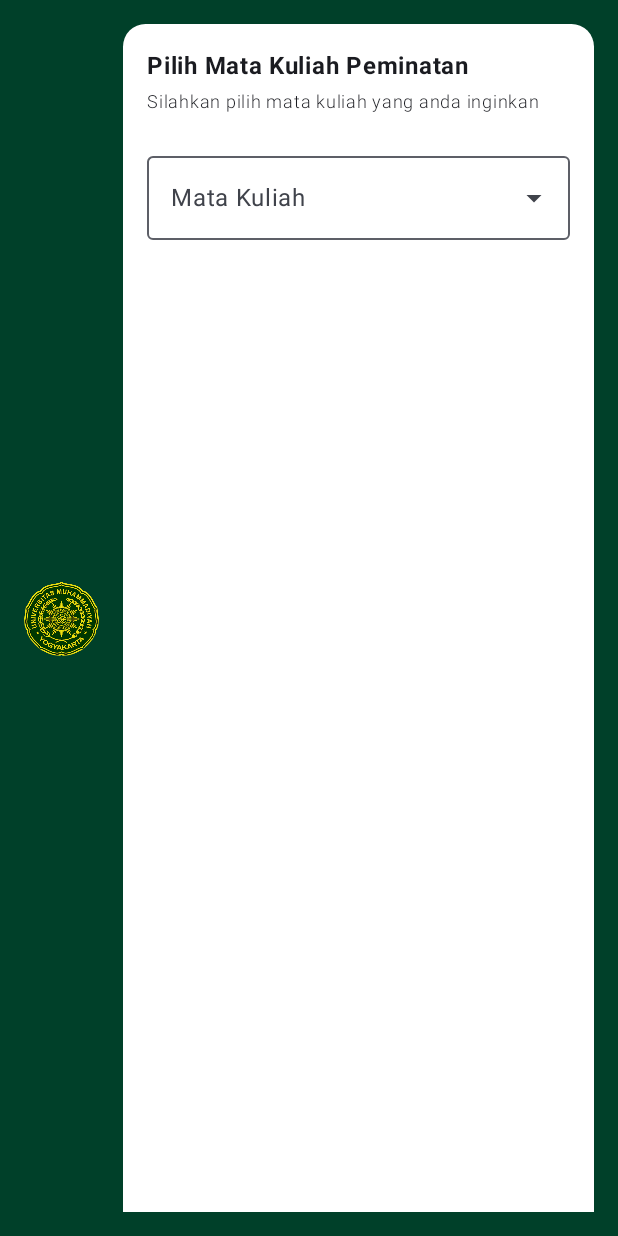
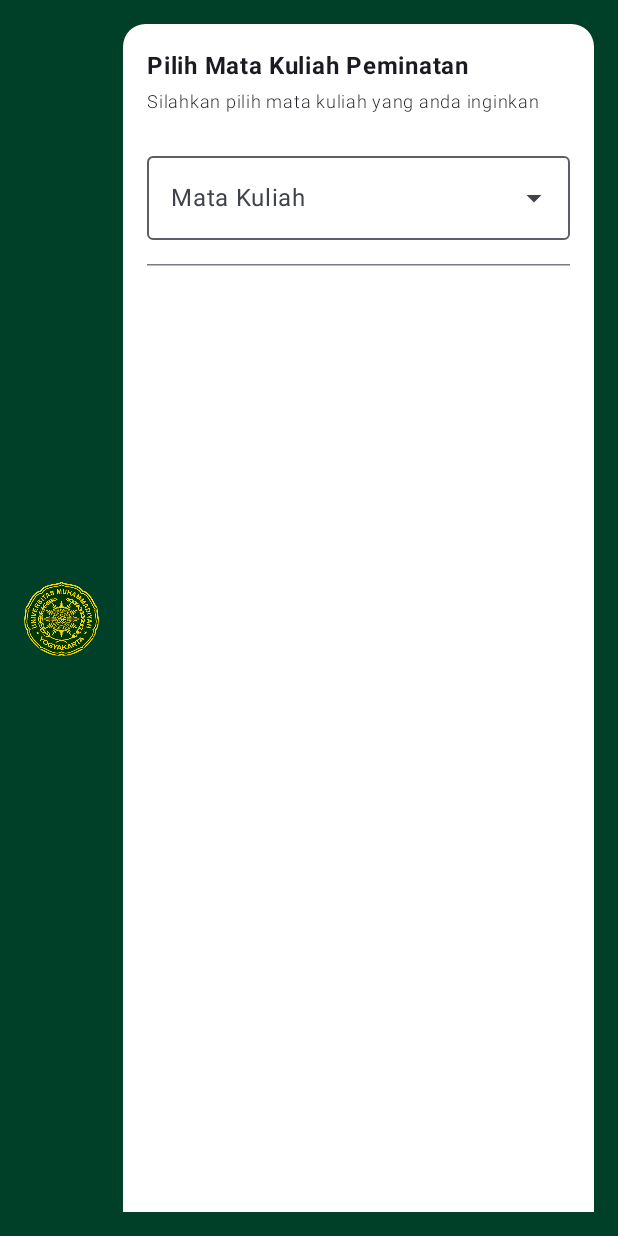
Before and after one commit to mddhafa/Quest6_064, an Android app built with Jetpack Compose: the composable RencanaStudyView shown on its own in the app's theme, on a phone screen of 412 x 824 dp. Run offline under Robolectric (Android 15) with nearby library versions, the phone set to English and light mode, and no system bars.

Commit message:
Menambahkan HorizontalDivider dan spacer

```diff
--- a/app/src/main/java/com/example/minggu7/ui/screen/RencanaStudyView.kt
+++ b/app/src/main/java/com/example/minggu7/ui/screen/RencanaStudyView.kt
@@ -12,6 +12,7 @@ import androidx.compose.foundation.layout.padding
 import androidx.compose.foundation.layout.size
 import androidx.compose.foundation.shape.CircleShape
 import androidx.compose.foundation.shape.RoundedCornerShape
+import androidx.compose.material3.HorizontalDivider
 import androidx.compose.material3.Text
 import androidx.compose.runtime.Composable
 import androidx.compose.runtime.getValue
@@ -111,7 +112,8 @@ fun RencanaStudyView(
                         }
                     )
                     Spacer(modifier = Modifier.padding(8.dp))
-
+                    HorizontalDivider()
+                    Spacer(modifier = Modifier.padding(8.dp))
                 }
 
             }
```
